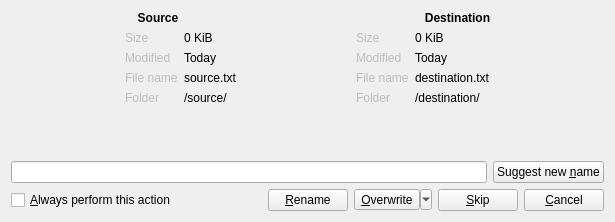
This is plugins/CopyEngine/Ultracopier-Spec/fileExistsDialog.ui in alphaonex86/Ultracopier as Qt 5 draws it before an edit. The edited form follows.
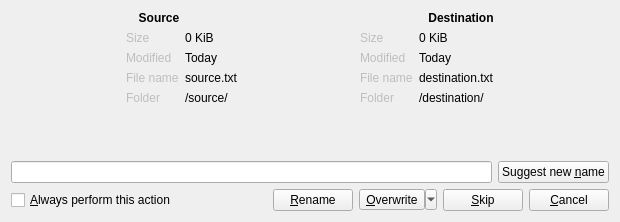
This is the edited form.

```diff
--- a/plugins/CopyEngine/Ultracopier-Spec/fileExistsDialog.ui
+++ b/plugins/CopyEngine/Ultracopier-Spec/fileExistsDialog.ui
@@ -6,7 +6,7 @@
    <rect>
     <x>0</x>
     <y>0</y>
-    <width>615</width>
+    <width>620</width>
     <height>222</height>
    </rect>
   </property>
```
Left out of the diff: 6 changed lines with no effect on the pictures.
